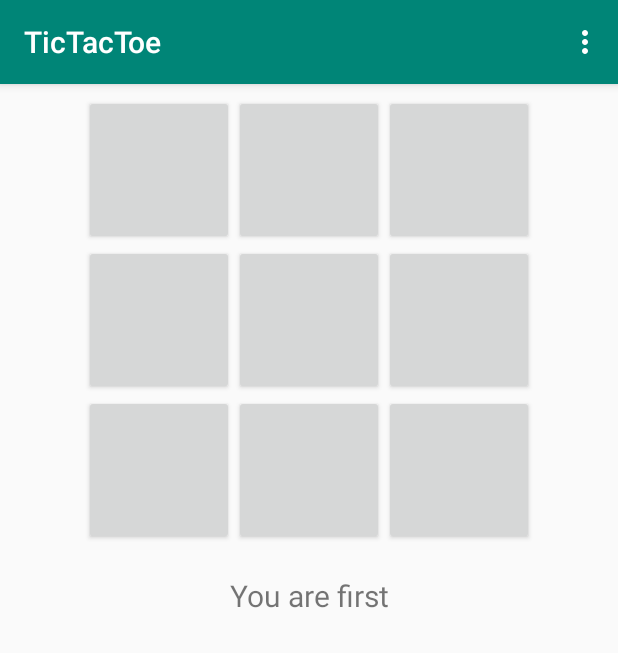
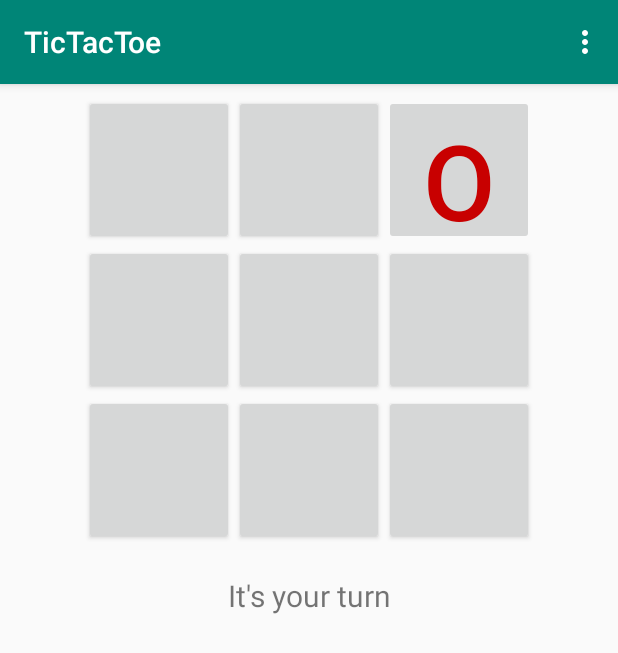
Before and after one commit to mamurciac/MobileApplicationsChallenges, an Android app: the screen it shows after launch (TicTacToeActivity), in the options menu, after a tap on "New Game", on a phone screen of 412 x 824 dp. Shown: the top 653 px of the screen. Run offline under Robolectric (Android 15) with nearby library versions, the phone set to English and light mode, and no system bars.

Commit message:
First Turn (Human or Computer) Interchange

```diff
--- a/Challenge2_TicTacToe/app/src/main/java/mamurciac/unal/edu/co/challenge2_tictactoe/TicTacToeActivity.java
+++ b/Challenge2_TicTacToe/app/src/main/java/mamurciac/unal/edu/co/challenge2_tictactoe/TicTacToeActivity.java
@@ -13,6 +13,8 @@ public class TicTacToeActivity extends AppCompatActivity{
     private Button boardButtons[];
     //Text displayed as game's information (Turn and winner's game)
     private TextView infoGame;
+
+    private int numberGame = 1;
 
     @Override
     protected void onCreate(Bundle savedInstanceState){
@@ -38,12 +40,24 @@ public class TicTacToeActivity extends AppCompatActivity{
         ticTacToeGame.clearBoard();
 
         //It resets all buttons
-        for(int spot = 0; spot < boardButtons.length; spot++){
+        for(int spot = 0; spot < boardButtons.length; spot++) {
             boardButtons[spot].setText("");
             boardButtons[spot].setEnabled(true);
             boardButtons[spot].setOnClickListener(new ButtonClickListener(spot));
         }
-        infoGame.setText(R.string.first_turn_human);
+
+        //According to the turn, human or computer player goes first
+        if(numberGame % 2 == 1){
+            infoGame.setText(R.string.first_turn_human);
+        }else{
+            infoGame.setText(R.string.first_turn_computer);
+            int move = ticTacToeGame.getComputerMove();
+            ticTacToeGame.setMove(TicTacToeGame.computerPlayer, move);
+            boardButtons[move].setEnabled(false);
+            boardButtons[move].setText(String.valueOf(TicTacToeGame.computerPlayer));
+            boardButtons[move].setTextColor(Color.rgb(200, 0, 0));
+            infoGame.setText(R.string.turn_human);
+        }
     }
 
     private void setMove(char player, int location){
@@ -67,6 +81,7 @@ public class TicTacToeActivity extends AppCompatActivity{
 
     @Override
     public boolean onOptionsItemSelected(MenuItem item){
+        numberGame++;
         startNewGame();
         return true;
     }
```
